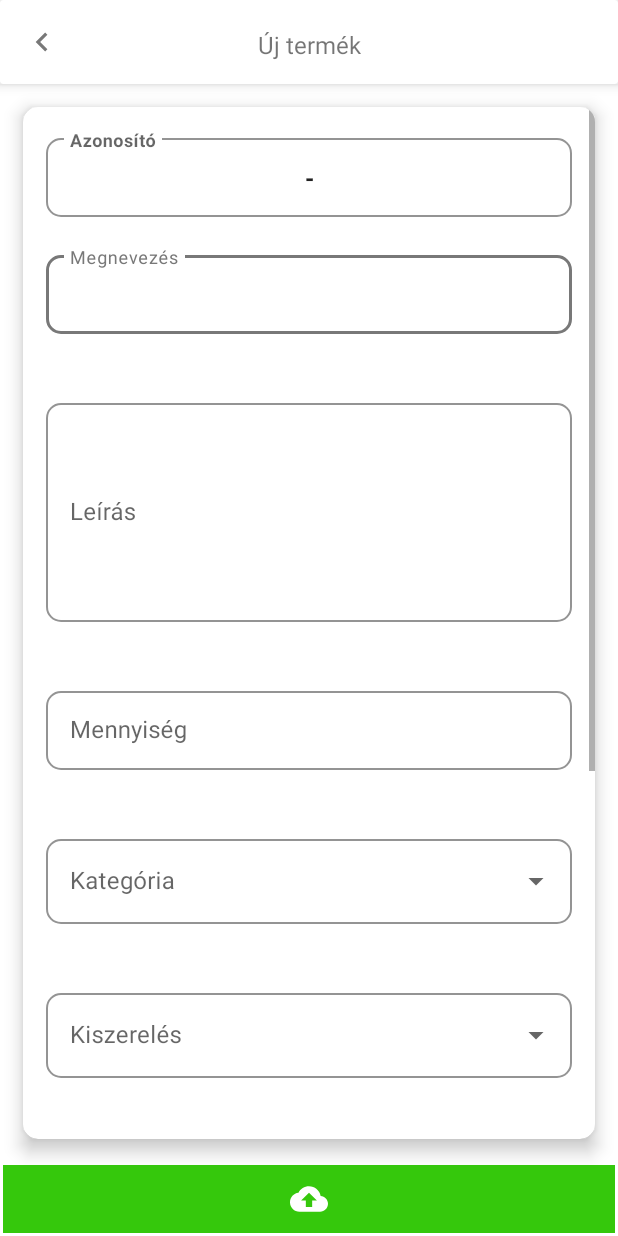
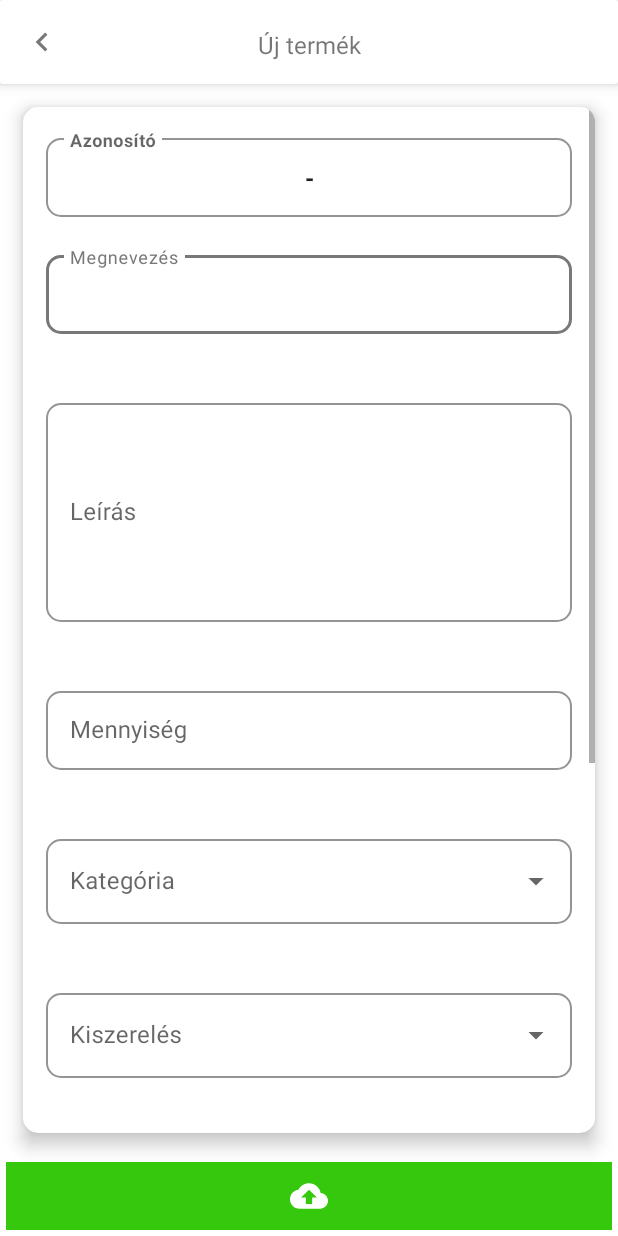
Before and after one commit to SaliML/Weborient_Atakfashion, an Android app: the fragment NewItemFragment shown on its own in the app's theme, on a phone screen of 412 x 824 dp. Run offline under Robolectric (Android 15) with nearby library versions, the phone set to English and light mode, and no system bars.

Commit message:
2022.11.06 - v0.9.3

```diff
--- a/app/src/main/java/com/weborient/inventory/repositories/inventory/InventoryRepository.kt
+++ b/app/src/main/java/com/weborient/inventory/repositories/inventory/InventoryRepository.kt
@@ -6,5 +6,4 @@ object InventoryRepository {
     var units = arrayListOf("cm", "db", "fm", "kg", "l", "m", "m2", "pár")
     var statuses = arrayListOf("Készleten")
     var templates = arrayListOf("Farmerek", "Virág")
-    var taxes = arrayListOf("0", "27")
 }
--- a/app/src/main/java/com/weborient/inventory/ui/newitem/INewItemContract.kt
+++ b/app/src/main/java/com/weborient/inventory/ui/newitem/INewItemContract.kt
@@ -44,8 +44,6 @@ interface INewItemContract {
         fun getUnits()
         fun getStatuses()
         fun getTemplates()
-        fun getTaxes()
-        fun countGrossPrice(netPrice: String?, tax: String?, margin: String?)
         fun onClickedBackButton()
         fun onClickedUploadButton(name: String?, description: String?, quantity: String?, category: String?, presentation: String?, unit: String?, status: String?, template: String?, grossPrice: String?)
         fun onClickedPrintButton(id: String, quantity: String?, bluetoothAdapter: BluetoothAdapter?)
@@ -55,7 +53,6 @@ interface INewItemContract {
         fun onRetrievedUnits(units: ArrayList<String>)
         fun onRetrievedStatuses(statuses: ArrayList<String>)
         fun onRetrievedTemplates(templates: ArrayList<String>)
-        fun onRetrievedTaxes(taxes: ArrayList<String>)
         fun onDialogResult(result: DialogResultEnums)
         fun onPrintResult(result: PrintResult)
     }
@@ -67,7 +64,6 @@ interface INewItemContract {
         fun getUnits()
         fun getStatuses()
         fun getTemplates()
-        fun getTaxes()
         fun print(id: String, quantity: Int, bluetoothAdapter: BluetoothAdapter?, deviceAddress: String?)
     }
 }
--- a/app/src/main/java/com/weborient/inventory/ui/newitem/NewItemInteractor.kt
+++ b/app/src/main/java/com/weborient/inventory/ui/newitem/NewItemInteractor.kt
@@ -34,10 +34,6 @@ class NewItemInteractor(private val presenter: INewItemContract.INewItemPresente
         presenter.onRetrievedTemplates(InventoryRepository.templates)
     }
 
-    override fun getTaxes() {
-        presenter.onRetrievedTaxes(InventoryRepository.taxes)
-    }
-
     override fun print(
         id: String,
         quantity: Int,
--- a/app/src/main/java/com/weborient/inventory/ui/newitem/NewItemPresenter.kt
+++ b/app/src/main/java/com/weborient/inventory/ui/newitem/NewItemPresenter.kt
@@ -28,27 +28,6 @@ class NewItemPresenter(private val view: INewItemContract.INewItemView): INewIte
 
     override fun getTemplates() {
         interactor.getTemplates()
-    }
-
-    override fun getTaxes() {
-        interactor.getTaxes()
-    }
-
-    override fun countGrossPrice(netPrice: String?, tax: String?, margin: String?) {
-        if(!netPrice.isNullOrEmpty() && !tax.isNullOrEmpty() && !margin.isNullOrEmpty()){
-            val tempNetPrice = netPrice.toFloatOrNull()
-            val tempTax = tax.toFloatOrNull()
-            val tempMargin = margin.toFloatOrNull()
-
-            if(tempNetPrice != null && tempTax != null && tempMargin != null){
-                val taxValue: Float = 1 + tempTax / 100f
-                val marginValue: Float = 1 + tempMargin / 100f
-
-                val grossPrice = (tempNetPrice * marginValue * taxValue).roundToInt()
-
-                view.setGrossPrice(grossPrice.toString())
-            }
-        }
     }
 
     override fun onClickedBackButton() {
@@ -132,11 +111,11 @@ class NewItemPresenter(private val view: INewItemContract.INewItemView): INewIte
                                                     view.showUnitError(null)
                                                     view.showStatusError(null)
                                                     view.showTemplateError(null)
+                                                    view.showGrossPriceError(null)
 
                                                     view.setItemID("12345")
+                                                    view.showInformationDialog("Sikeres feltöltés!", DialogTypeEnums.Successful)
                                                     view.showPrintButton()
-                                                    view.showInformationDialog("Sikeres feltöltés!", DialogTypeEnums.Successful)
-
                                                 }
                                             }
                                         }
@@ -197,11 +176,6 @@ class NewItemPresenter(private val view: INewItemContract.INewItemView): INewIte
     override fun onRetrievedTemplates(templates: ArrayList<String>) {
         view.setTemplates(templates)
     }
-
-    override fun onRetrievedTaxes(taxes: ArrayList<String>) {
-        view.setTaxes(taxes)
-    }
-
     override fun onDialogResult(result: DialogResultEnums) {
         when(result){
             DialogResultEnums.SettingsBluetooth->{
--- a/app/src/main/res/layout/activity_out.xml
+++ b/app/src/main/res/layout/activity_out.xml
@@ -226,6 +226,7 @@
                     android:id="@+id/iv_out_scan"
                     android:layout_width="match_parent"
                     android:layout_height="wrap_content"
+                    android:layout_margin="4dp"
                     android:layout_weight="1"
                     android:background="@color/green"
                     android:foreground="?attr/selectableItemBackground"
@@ -237,6 +238,7 @@
                     android:id="@+id/iv_out_done"
                     android:layout_width="match_parent"
                     android:layout_height="wrap_content"
+                    android:layout_margin="4dp"
                     android:layout_weight="1"
                     android:background="@color/green"
                     android:foreground="?attr/selectableItemBackground"
--- a/app/src/main/res/layout/activity_photos.xml
+++ b/app/src/main/res/layout/activity_photos.xml
@@ -57,7 +57,7 @@
             android:id="@+id/iv_photos_scan"
             android:layout_width="wrap_content"
             android:layout_height="wrap_content"
-            android:layout_margin="2dp"
+            android:layout_margin="4dp"
             android:layout_weight="1"
             android:background="@color/green"
             android:foreground="?attr/selectableItemBackground"
@@ -70,7 +70,7 @@
             android:id="@+id/iv_photos_take_photo"
             android:layout_width="wrap_content"
             android:layout_height="wrap_content"
-            android:layout_margin="2dp"
+            android:layout_margin="4dp"
             android:layout_weight="1"
             android:background="@color/green"
             android:foreground="?attr/selectableItemBackground"
@@ -82,7 +82,7 @@
             android:id="@+id/iv_photos_upload"
             android:layout_width="wrap_content"
             android:layout_height="wrap_content"
-            android:layout_margin="2dp"
+            android:layout_margin="4dp"
             android:layout_weight="1"
             android:background="@color/green"
             android:foreground="?attr/selectableItemBackground"
--- a/app/src/main/res/layout/fragment_new_item.xml
+++ b/app/src/main/res/layout/fragment_new_item.xml
@@ -387,7 +387,7 @@
                 android:id="@+id/iv_new_item_print"
                 android:layout_width="wrap_content"
                 android:layout_height="wrap_content"
-                android:layout_margin="2dp"
+                android:layout_margin="4dp"
                 android:layout_weight="1"
                 android:background="@color/green"
                 android:foreground="?attr/selectableItemBackground"
@@ -400,7 +400,7 @@
                 android:id="@+id/iv_new_item_upload"
                 android:layout_width="wrap_content"
                 android:layout_height="wrap_content"
-                android:layout_margin="2dp"
+                android:layout_margin="4dp"
                 android:layout_weight="1"
                 android:background="@color/green"
                 android:foreground="?attr/selectableItemBackground"
```
Also changed, not shown: app/src/main/java/com/weborient/inventory/ui/newitem/NewItemFragment.kt (+0 -18 lines).
